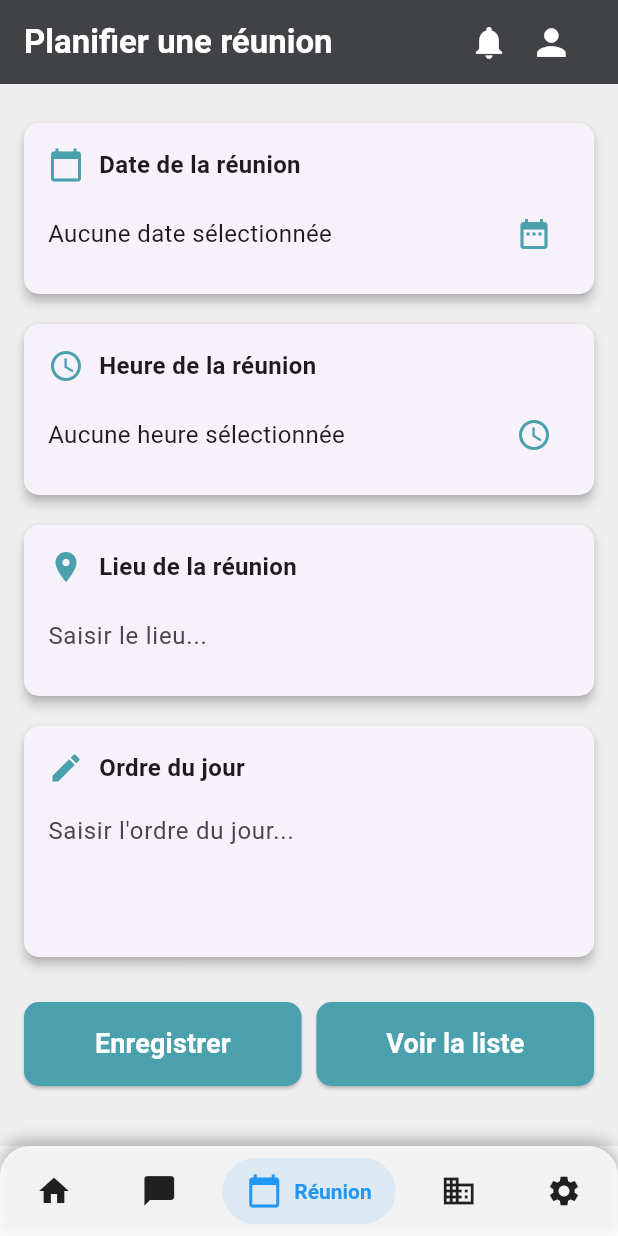
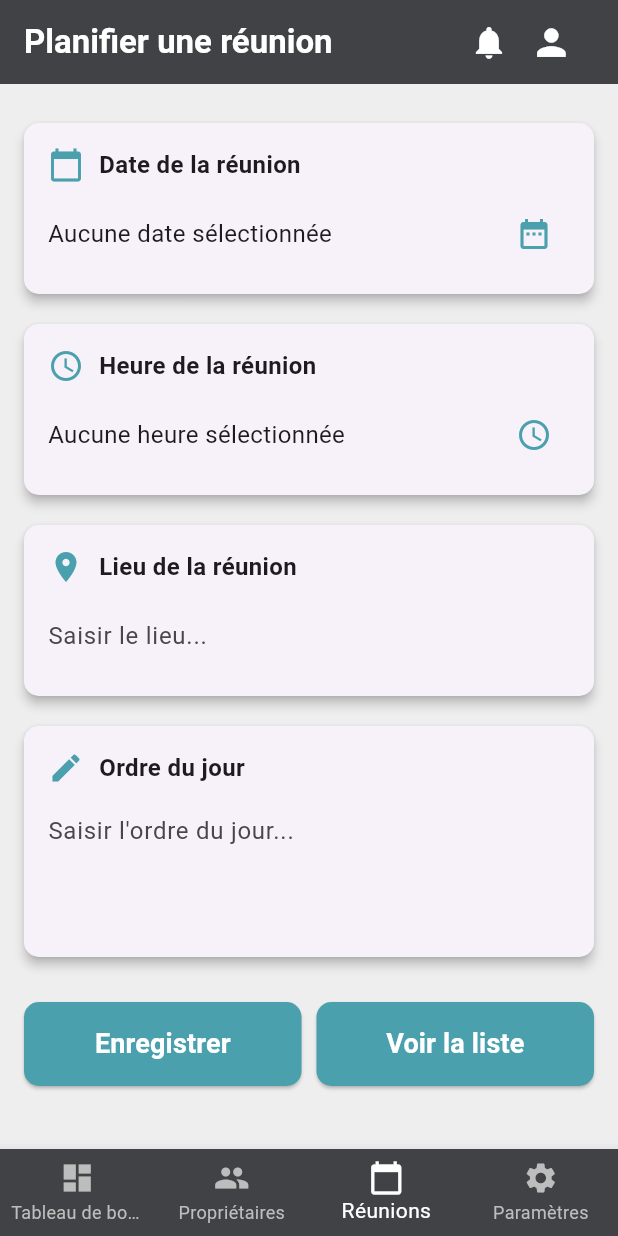
Before and after one commit to ouchin55edcx/pfe_app, a Flutter app: the HomeScreen screen opened directly, item 3 of the bottom bar chosen, on a phone screen of 412 x 824 dp. Run offline on Flutter 3.47's test engine with Material 3 defaults, Android fonts, the phone set to English and light mode, and no system bars; drawn by our look-alikes of salomon_bottom_bar; our stand-ins replace fl_chart, get, image_picker, shared_preferences, table_calendar; accounts and stored records are empty; network calls fail.

```diff
--- a/lib/pages/home_screen.dart
+++ b/lib/pages/home_screen.dart
@@ -2,8 +2,7 @@ import 'package:flutter/material.dart';
 import '../widgets/custom_bottom_navbar.dart';
 import 'dashboard_page.dart';
 import 'schedule_meeting_page.dart';
-import 'messages_page.dart';
-import 'OwnersListPage.dart'; // Import de la page des propriétaires
+import 'OwnersListPage.dart';
 import 'settings_page.dart';
 
 class HomeScreen extends StatefulWidget {
@@ -16,16 +15,15 @@ class _HomeScreenState extends State<HomeScreen> {
 
   final List<Widget> _pages = [
     DashboardPage(),
-    MessagesPage(),
+    OwnersListPage(),
     ScheduleMeetingPage(),
-    OwnersListPage(), // Ajout ici à la bonne position
     SettingsPage(),
   ];
 
   @override
   Widget build(BuildContext context) {
     return Scaffold(
-      body: _pages[_currentIndex], // Affichage de la page sélectionnée
+      body: _pages[_currentIndex],
       bottomNavigationBar: CustomBottomNavBar(
         currentIndex: _currentIndex,
         onTap: (index) => setState(() => _currentIndex = index),
--- a/lib/widgets/custom_bottom_navbar.dart
+++ b/lib/widgets/custom_bottom_navbar.dart
@@ -1,41 +1,42 @@
 import 'package:flutter/material.dart';
-import 'package:salomon_bottom_bar/salomon_bottom_bar.dart';
 
 class CustomBottomNavBar extends StatelessWidget {
   final int currentIndex;
   final Function(int) onTap;
 
-  CustomBottomNavBar({required this.currentIndex, required this.onTap});
+  const CustomBottomNavBar({
+    Key? key,
+    required this.currentIndex,
+    required this.onTap,
+  }) : super(key: key);
 
   @override
   Widget build(BuildContext context) {
-    return Container(
-      decoration: BoxDecoration(
-        color: Colors.white.withOpacity(0.8),
-        borderRadius: BorderRadius.only(
-          topLeft: Radius.circular(20),
-          topRight: Radius.circular(20),
+    return BottomNavigationBar(
+      currentIndex: currentIndex,
+      onTap: onTap,
+      type: BottomNavigationBarType.fixed,
+      backgroundColor: const Color.fromARGB(255, 64, 66, 69),
+      selectedItemColor: Colors.white,
+      unselectedItemColor: Colors.grey[400],
+      items: const [
+        BottomNavigationBarItem(
+          icon: Icon(Icons.dashboard),
+          label: 'Tableau de bord',
         ),
-        boxShadow: [
-          BoxShadow(
-            color: Colors.black26,
-            blurRadius: 8,
-            spreadRadius: 2,
-            offset: Offset(0, -2),
-          ),
-        ],
-      ),
-      child: SalomonBottomBar(
-        currentIndex: currentIndex,
-        onTap: onTap,
-        items: [
-          SalomonBottomBarItem(icon: Icon(Icons.home), title: Text("Home"), selectedColor: Colors.blue),
-          SalomonBottomBarItem(icon: Icon(Icons.chat_bubble), title: Text("Messages"), selectedColor: Colors.blue),
-          SalomonBottomBarItem(icon: Icon(Icons.calendar_today), title: Text("Réunion"), selectedColor: Colors.blue),
-          SalomonBottomBarItem(icon: Icon(Icons.business), title: Text("Propriétaires"), selectedColor: Colors.blue), // Ajout correct ici
-          SalomonBottomBarItem(icon: Icon(Icons.settings), title: Text("Settings"), selectedColor: Colors.blue),
-        ],
-      ),
+        BottomNavigationBarItem(
+          icon: Icon(Icons.people),
+          label: 'Propriétaires',
+        ),
+        BottomNavigationBarItem(
+          icon: Icon(Icons.calendar_today),
+          label: 'Réunions',
+        ),
+        BottomNavigationBarItem(
+          icon: Icon(Icons.settings),
+          label: 'Paramètres',
+        ),
+      ],
     );
   }
 }
```
Also changed, not shown: lib/models/proprietaire.dart (added, +49 -0 lines), lib/pages/OwnersListPage.dart (+58 -160 lines), lib/services/api_service.dart (+44 -12 lines).
